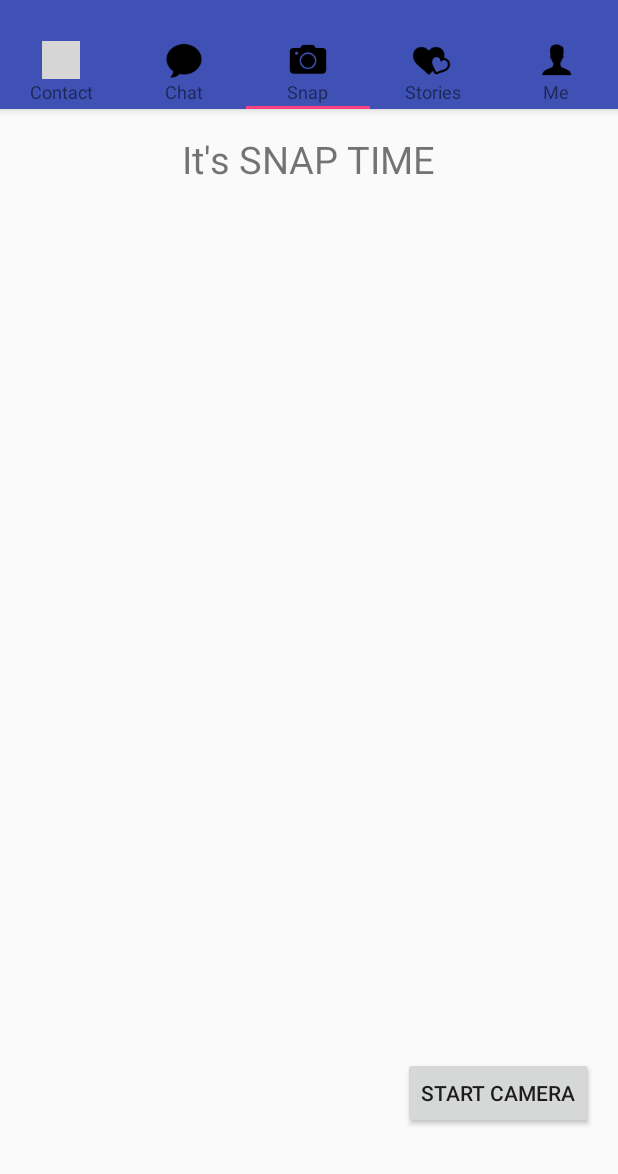
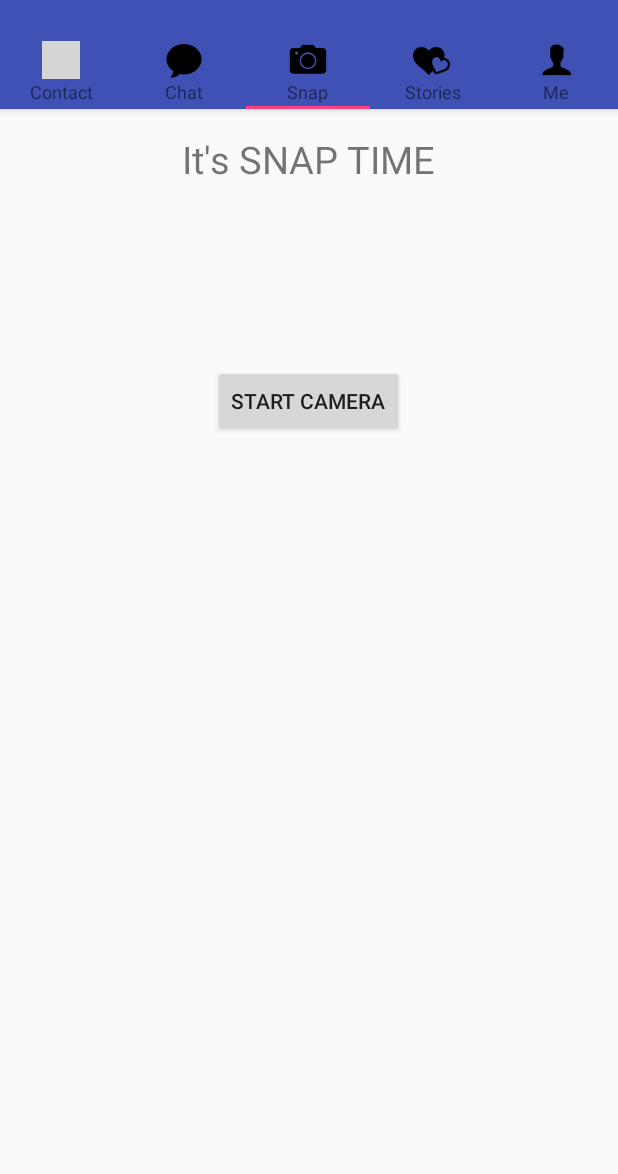
Before and after one commit to gkcsjk/WeSnap, an Android app: the screen it shows after launch once a user with an empty profile is signed in (MainActivity), tab 3 chosen, on a phone screen of 412 x 824 dp, the part 62-1236 px from its top. Run offline under Robolectric (Android 15) with nearby library versions, the phone set to English and light mode, and no system bars; our stand-ins replace CircleImageView, Firebase (no records; nobody signed in at launch, a user with empty details on screens opened directly); 2 statements that could not run were skipped; grey boxes are pictures that could not be loaded.

Commit message:
Revert "camera show&save image"
This reverts commit 84f987436dbd63f3c65b4009d4d459fafc8d3a9b.

```diff
--- a/app/src/main/res/layout/fragment_camera.xml
+++ b/app/src/main/res/layout/fragment_camera.xml
@@ -14,25 +14,24 @@ tools:context="com.unimelb.wesnap.CameraFragment">
         android:layout_width="wrap_content"
         android:layout_height="wrap_content"
         android:layout_centerHorizontal="true"
-        android:textSize="25sp"/>
+        android:textSize="25dp"/>
 
 
     <ImageView
-        android:layout_width="match_parent"
-        android:layout_height="match_parent"
+        android:layout_width="wrap_content"
+        android:layout_height="wrap_content"
         android:id="@+id/phview"
         android:layout_centerHorizontal="true"
-        android:layout_below="@+id/camera_txt"
-        android:layout_marginBottom="70dp"
-        android:contentDescription="@string/camera_button"/>
+        android:contentDescription="@string/camera_button"
+        android:layout_below="@+id/camera_b1"/>
 
     <Button
         android:layout_width="wrap_content"
         android:layout_height="wrap_content"
         android:text="Start Camera"
         android:id="@+id/camera_b1"
-        android:layout_alignBottom="@+id/phview"
-        android:layout_alignParentRight="true"
-        android:layout_alignParentEnd="true" />
+        android:layout_below="@+id/camera_txt"
+        android:layout_centerHorizontal="true"
+        android:layout_marginTop="120dp" />
 
 </RelativeLayout>
--- a/app/src/main/res/xml/file_paths.xml
+++ /dev/null
@@ -1,4 +0,0 @@
-<?xml version="1.0" encoding="utf-8"?>
-<paths xmlns:android="http://schemas.android.com/apk/res/android">
-    <external-path name="my_images" path="Android/data/com.unimelb.wesnap/files/Pictures" />
-</paths>
```
Also changed, not shown: app/src/main/AndroidManifest.xml (+0 -13 lines), app/src/main/java/com/unimelb/wesnap/CameraFragment.java (+9 -87 lines).
